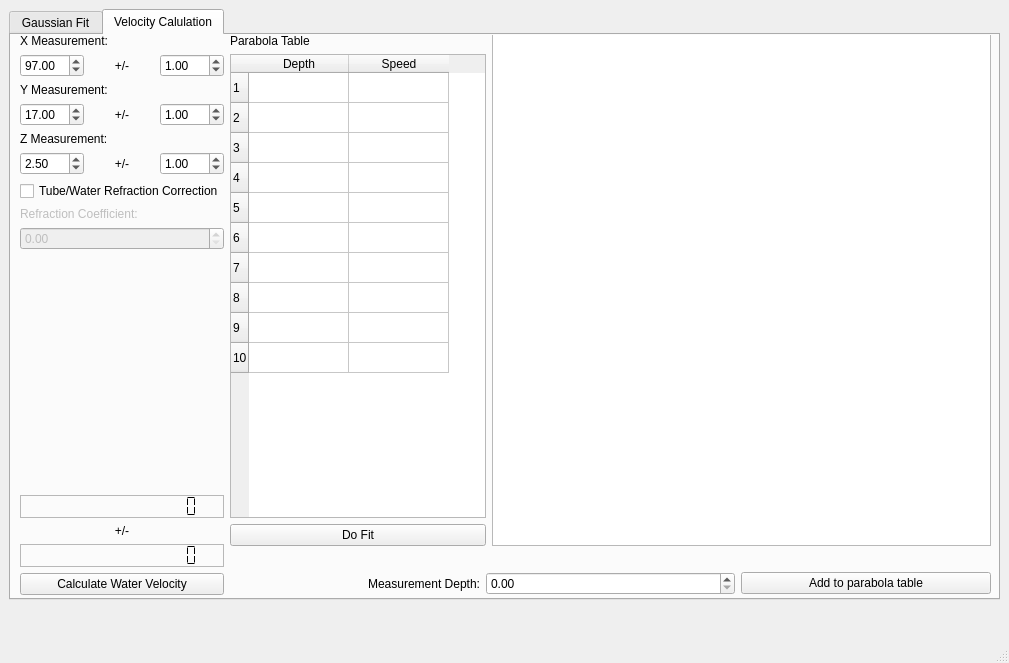
Qt form src/lda_nsp2/views/lda_designer_gui.ui (EmmadeJager/LDA-NSP2) before a commit.
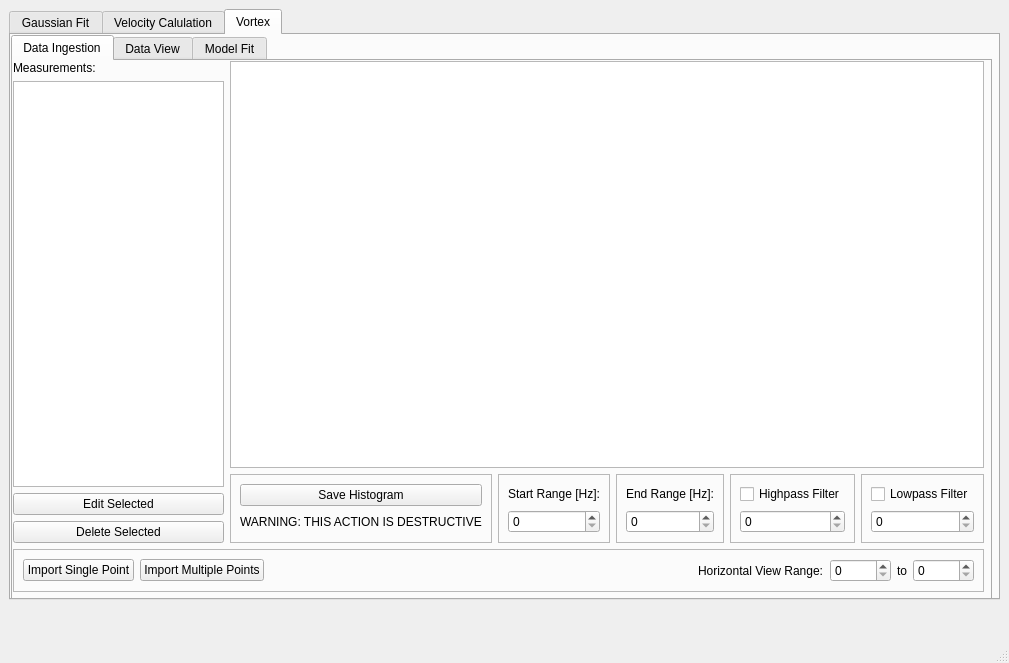
The same form after that commit. Custom widgets are drawn as their Qt base class.

Commit message: trying to add the vortex analysis

```diff
--- a/src/lda_nsp2/views/lda_designer_gui.ui
+++ b/src/lda_nsp2/views/lda_designer_gui.ui
@@ -24,7 +24,7 @@
      </rect>
     </property>
     <property name="currentIndex">
-     <number>1</number>
+     <number>2</number>
     </property>
     <widget class="QWidget" name="gauss_fit_pane">
      <attribute name="title">
@@ -552,6 +552,311 @@
       </layout>
      </widget>
     </widget>
+    <widget class="QWidget" name="Vortex">
+     <attribute name="title">
+      <string>Vortex</string>
+     </attribute>
+     <widget class="QTabWidget" name="tabWidget">
+      <property name="geometry">
+       <rect>
+        <x>0</x>
+        <y>0</y>
+        <width>981</width>
+        <height>571</height>
+       </rect>
+      </property>
+      <property name="currentIndex">
+       <number>0</number>
+      </property>
+      <widget class="QWidget" name="DataIngestionTab">
+       <attribute name="title">
+        <string>Data Ingestion</string>
+       </attribute>
+       <widget class="QWidget" name="verticalLayoutWidget">
+        <property name="geometry">
+         <rect>
+          <x>0</x>
+          <y>0</y>
+          <width>971</width>
+          <height>531</height>
+         </rect>
+        </property>
+        <layout class="QVBoxLayout" name="verticalLayout_5">
+         <item>
+          <layout class="QHBoxLayout" name="horizontalLayout_13">
+           <property name="sizeConstraint">
+            <enum>QLayout::SizeConstraint::SetMinimumSize</enum>
+           </property>
+           <item>
+            <layout class="QVBoxLayout" name="verticalLayout_6">
+             <property name="sizeConstraint">
+              <enum>QLayout::SizeConstraint::SetMinimumSize</enum>
+             </property>
+             <item>
+              <widget class="QLabel" name="label_16">
+               <property name="maximumSize">
+                <size>
+                 <width>250</width>
+                 <height>16777215</height>
+                </size>
+               </property>
+               <property name="text">
+                <string>Measurements:</string>
+               </property>
+              </widget>
+             </item>
+             <item>
+              <widget class="QListWidget" name="listWidget">
+               <property name="maximumSize">
+                <size>
+                 <width>250</width>
+                 <height>16777215</height>
+                </size>
+               </property>
+              </widget>
+             </item>
+             <item>
+              <widget class="QPushButton" name="EditSelectedHistogramButton">
+               <property name="text">
+                <string>Edit Selected</string>
+               </property>
+              </widget>
+             </item>
+             <item>
+              <widget class="QPushButton" name="DeleteSelectedHistogramButton">
+               <property name="text">
+                <string>Delete Selected</string>
+               </property>
+              </widget>
+             </item>
+            </layout>
+           </item>
+           <item>
+            <layout class="QVBoxLayout" name="verticalLayout_7">
+             <item>
+              <widget class="PlotWidget" name="graphicsView_3">
+               <property name="minimumSize">
+                <size>
+                 <width>700</width>
+                 <height>0</height>
+                </size>
+               </property>
+               <property name="maximumSize">
+                <size>
+                 <width>16777215</width>
+                 <height>10000</height>
+                </size>
+               </property>
+              </widget>
+             </item>
+             <item>
+              <layout class="QHBoxLayout" name="horizontalLayout_14">
+               <item>
+                <widget class="QFrame" name="verticalFrame_5">
+                 <property name="frameShape">
+                  <enum>QFrame::Shape::StyledPanel</enum>
+                 </property>
+                 <layout class="QVBoxLayout" name="verticalLayout_10">
+                  <item>
+                   <widget class="QPushButton" name="SaveHistogramButton">
+                    <property name="text">
+                     <string>Save Histogram</string>
+                    </property>
+                   </widget>
+                  </item>
+                  <item>
+                   <widget class="QLabel" name="label_20">
+                    <property name="text">
+                     <string>WARNING: THIS ACTION IS DESTRUCTIVE</string>
+                    </property>
+                    <property name="textFormat">
+                     <enum>Qt::TextFormat::RichText</enum>
+                    </property>
+                    <property name="wordWrap">
+                     <bool>false</bool>
+                    </property>
+                   </widget>
+                  </item>
+                 </layout>
+                </widget>
+               </item>
+               <item>
+                <widget class="QFrame" name="verticalFrame_6">
+                 <property name="frameShape">
+                  <enum>QFrame::Shape::StyledPanel</enum>
+                 </property>
+                 <layout class="QVBoxLayout" name="verticalLayout_12">
+                  <item>
+                   <widget class="QLabel" name="label_19">
+                    <property name="text">
+                     <string>Start Range [Hz]:</string>
+                    </property>
+                   </widget>
+                  </item>
+                  <item>
+                   <widget class="QSpinBox" name="HistoStartRangeSpinbox">
+                    <property name="maximum">
+                     <number>10000</number>
+                    </property>
+                   </widget>
+                  </item>
+                 </layout>
+                </widget>
+               </item>
+               <item>
+                <widget class="QFrame" name="verticalFrame_4">
+                 <property name="frameShape">
+                  <enum>QFrame::Shape::StyledPanel</enum>
+                 </property>
+                 <layout class="QVBoxLayout" name="verticalLayout_9">
+                  <item>
+                   <widget class="QLabel" name="label_17">
+                    <property name="text">
+                     <string>End Range [Hz]:</string>
+                    </property>
+                   </widget>
+                  </item>
+                  <item>
+                   <widget class="QSpinBox" name="HistoEndRangeSpinbox">
+                    <property name="maximum">
+                     <number>10000</number>
+                    </property>
+                   </widget>
+                  </item>
+                 </layout>
+                </widget>
+               </item>
+               <item>
+                <widget class="QFrame" name="verticalFrame_7">
+                 <property name="frameShape">
+                  <enum>QFrame::Shape::StyledPanel</enum>
+                 </property>
+                 <layout class="QVBoxLayout" name="verticalLayout_13">
+                  <item>
+                   <widget class="QCheckBox" name="HighPassFilterCheckBox">
+                    <property name="text">
+                     <string>Highpass Filter</string>
+                    </property>
+                   </widget>
+                  </item>
+                  <item>
+                   <widget class="QSpinBox" name="HighPassFilterSpinbox">
+                    <property name="maximum">
+                     <number>10000</number>
+                    </property>
+                   </widget>
+                  </item>
+                 </layout>
+                </widget>
+               </item>
+               <item>
+                <widget class="QFrame" name="verticalFrame_8">
+                 <property name="frameShape">
+                  <enum>QFrame::Shape::StyledPanel</enum>
+                 </property>
+                 <layout class="QVBoxLayout" name="verticalLayout_14">
+                  <item>
+                   <widget class="QCheckBox" name="LowPassFilterCheckBox">
+                    <property name="text">
+                     <string>Lowpass Filter</string>
+                    </property>
+                   </widget>
+                  </item>
+                  <item>
+                   <widget class="QSpinBox" name="LowPassFilterSpinbox">
+                    <property name="maximum">
+                     <number>10000</number>
+                    </property>
+                   </widget>
+                  </item>
+                 </layout>
+                </widget>
+               </item>
+              </layout>
+             </item>
+            </layout>
+           </item>
+          </layout>
+         </item>
+         <item>
+          <widget class="QFrame" name="horizontalFrame_2">
+           <property name="frameShape">
+            <enum>QFrame::Shape::StyledPanel</enum>
+           </property>
+           <layout class="QHBoxLayout" name="BottomButtonBar">
+            <item>
+             <widget class="QPushButton" name="ImportSingleButton">
+              <property name="text">
+               <string>Import Single Point</string>
+              </property>
+             </widget>
+            </item>
+            <item>
+             <widget class="QPushButton" name="ImportMultipleButton">
+              <property name="text">
+               <string>Import Multiple Points</string>
+              </property>
+             </widget>
+            </item>
+            <item>
+             <spacer name="horizontalSpacer_2">
+              <property name="orientation">
+               <enum>Qt::Orientation::Horizontal</enum>
+              </property>
+              <property name="sizeHint" stdset="0">
+               <size>
+                <width>40</width>
+                <height>20</height>
+               </size>
+              </property>
+             </spacer>
+            </item>
+            <item>
+             <widget class="QLabel" name="label_21">
+              <property name="text">
+               <string>Horizontal View Range:</string>
+              </property>
+             </widget>
+            </item>
+            <item>
+             <widget class="QSpinBox" name="spinBox">
+              <property name="maximum">
+               <number>10000</number>
+              </property>
+             </widget>
+            </item>
+            <item>
+             <widget class="QLabel" name="label_22">
+              <property name="text">
+               <string>to</string>
+              </property>
+             </widget>
+            </item>
+            <item>
+             <widget class="QSpinBox" name="spinBox_3">
+              <property name="maximum">
+               <number>10000</number>
+              </property>
+             </widget>
+            </item>
+           </layout>
+          </widget>
+         </item>
+        </layout>
+       </widget>
+      </widget>
+      <widget class="QWidget" name="DataViewTab">
+       <attribute name="title">
+        <string>Data View</string>
+       </attribute>
+      </widget>
+      <widget class="QWidget" name="ModelFitTab">
+       <attribute name="title">
+        <string>Model Fit</string>
+       </attribute>
+      </widget>
+     </widget>
+    </widget>
    </widget>
   </widget>
   <widget class="QMenuBar" name="menubar">
```
The commit also changes 25 other files.
